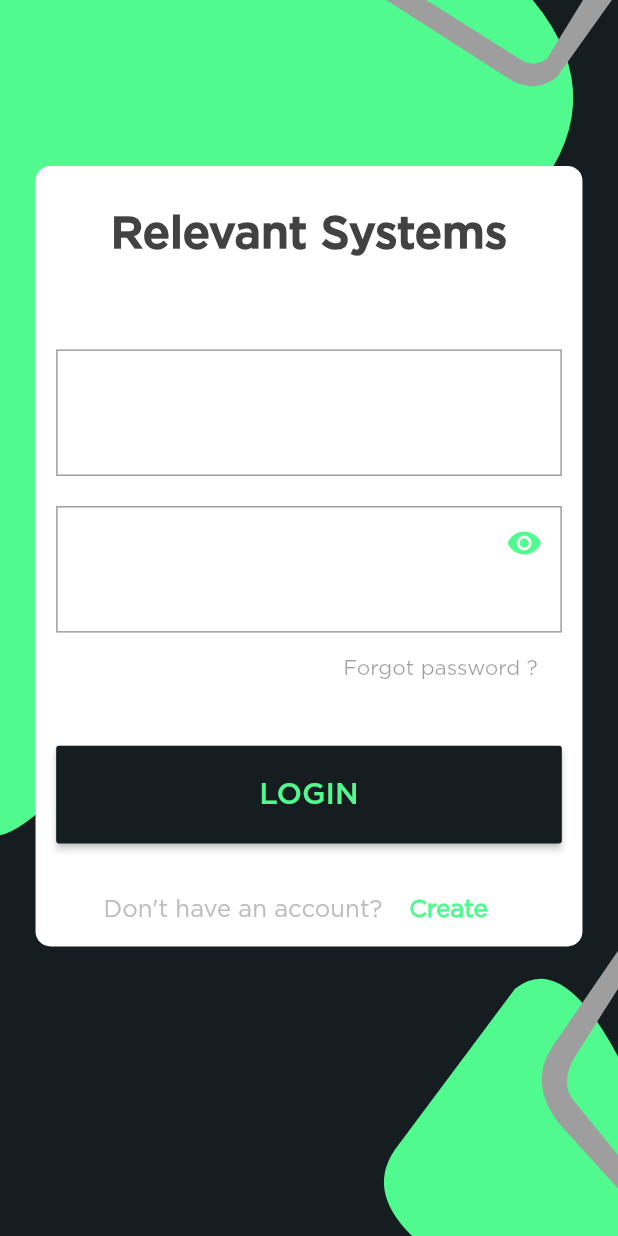
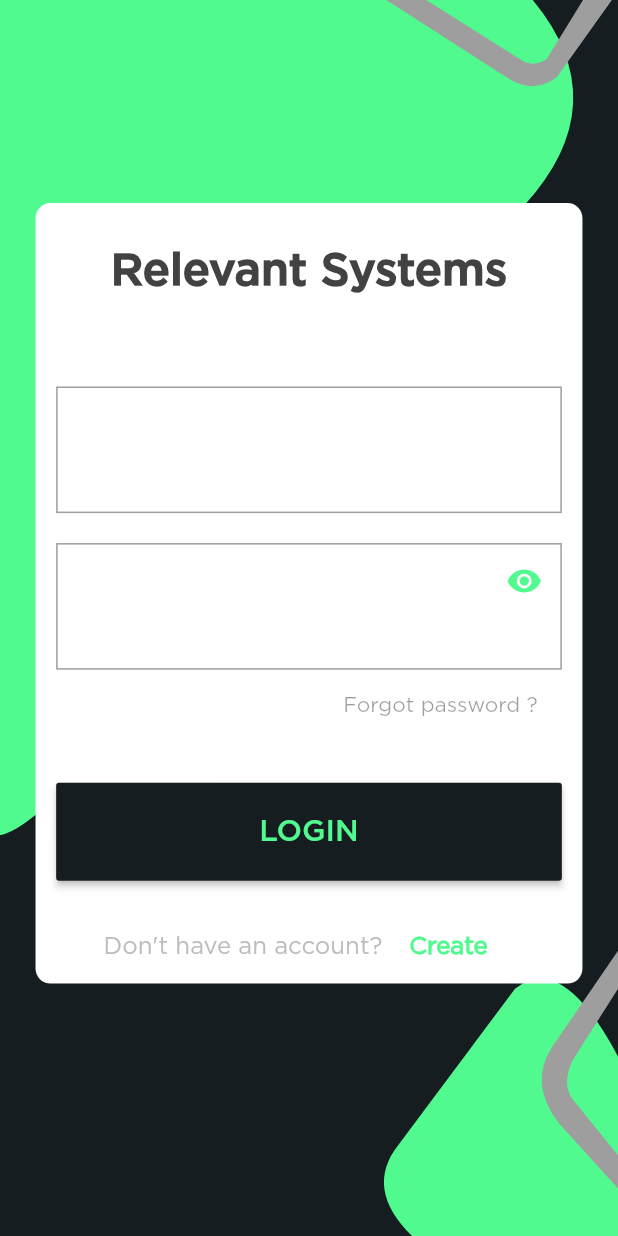
Before and after one commit to TanguAchilis/relevant_systems, a Flutter app: the screen it shows after launch, on a phone screen of 412 x 824 dp. Run offline on Flutter 3.47's test engine with Material 2 defaults, Android fonts, the phone set to English and light mode, and no system bars; statements that could not run were skipped.

Commit message:
adjusted the login widget

```diff
--- a/lib/screens/login/login_screen.dart
+++ b/lib/screens/login/login_screen.dart
@@ -13,7 +13,7 @@ class LoginScreen extends StatelessWidget {
     var provider = Provider.of<LoginSignUpProvider>(context);
     return Container(
       alignment: Alignment.bottomCenter,
-      margin: EdgeInsets.only(bottom: screensize.height / 10),
+      margin: EdgeInsets.only(bottom: screensize.height / 25),
 
       padding: EdgeInsets.symmetric(
 
```
